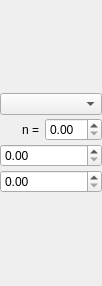
Before: the Qt Designer form MantidQt/SliceViewer/inc/MantidQtSliceViewer/ColorBarWidget.ui in mantidproject/mantid, drawn with Qt 5.
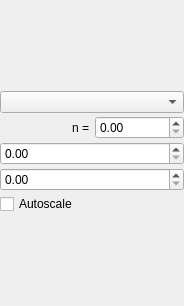
After: the same form once the commit is applied. Custom widgets are drawn as their Qt base class.

Commit message:
Re #14848 SliceViewer autoscaling of color bar on/off
Add a checkbox to SliceViewer UI to turn autoscaling on/off. Defaults to
the global option for autoscaling 2D graphs.

Use case: for live data, don't autoscale if user has set their own color
map.

```diff
--- a/MantidQt/SliceViewer/inc/MantidQtSliceViewer/ColorBarWidget.ui
+++ b/MantidQt/SliceViewer/inc/MantidQtSliceViewer/ColorBarWidget.ui
@@ -6,8 +6,8 @@
    <rect>
     <x>0</x>
     <y>0</y>
-    <width>102</width>
-    <height>286</height>
+    <width>184</width>
+    <height>306</height>
    </rect>
   </property>
   <property name="windowTitle">
@@ -71,6 +71,13 @@
        </property>
       </widget>
      </item>
+     <item>
+      <widget class="QCheckBox" name="autoScale">
+       <property name="text">
+        <string>Autoscale</string>
+       </property>
+      </widget>
+     </item>
     </layout>
    </item>
   </layout>
```
The commit also changes 6 other files.
